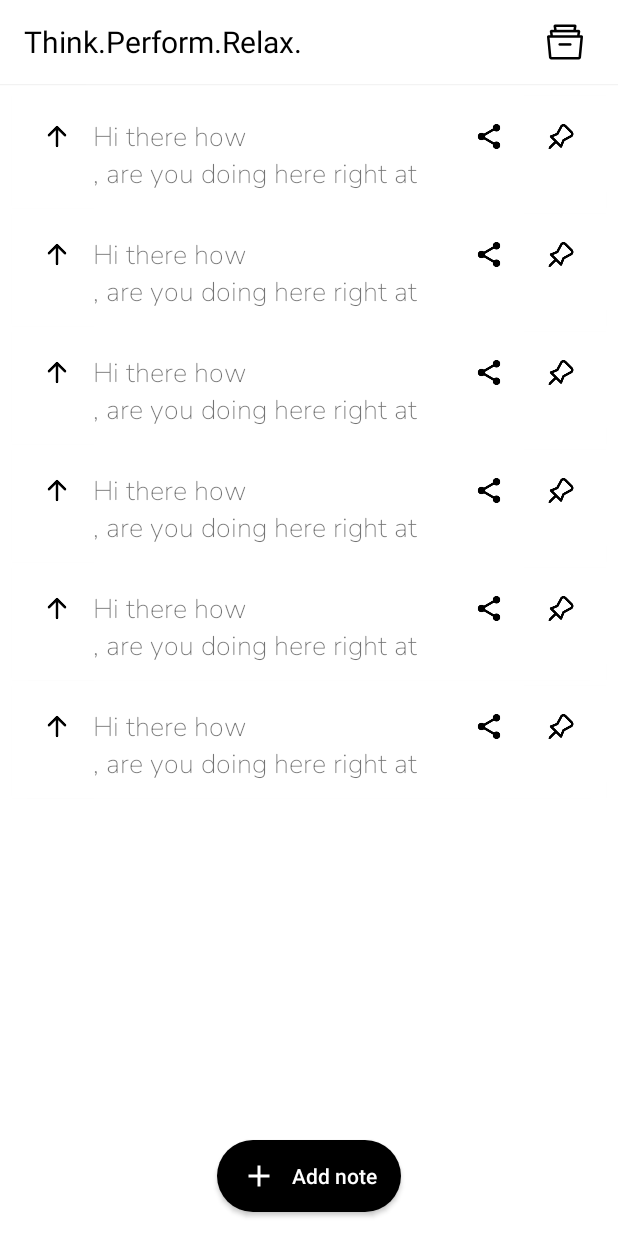
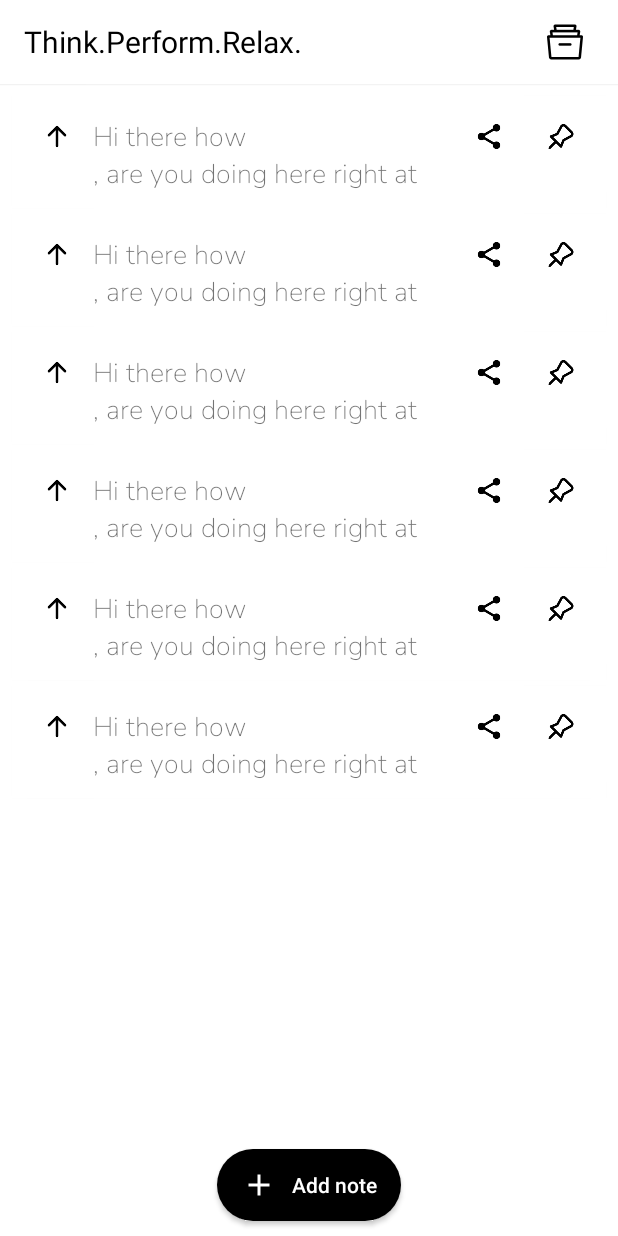
Before and after one commit to AlexFrost4u/Notes, an Android app: the layout fragment_home.xml on its own in the app's theme, with its tools: preview values and no code run, on a phone screen of 412 x 824 dp. Run offline under Robolectric (Android 15) with nearby library versions, the phone set to English and light mode, and no system bars.

Commit message:
For development

```diff
--- a/app/src/main/res/layout/fragment_detail.xml
+++ b/app/src/main/res/layout/fragment_detail.xml
@@ -76,7 +76,7 @@
             android:id="@+id/doMoreButton"
             android:layout_width="wrap_content"
             android:layout_height="wrap_content"
-            android:layout_marginBottom="16dp"
+            android:layout_marginBottom="10dp"
             android:background="@drawable/button_shape"
             android:drawableStart="@drawable/ic_baseline_add_24"
             android:drawablePadding="10dp"
--- a/app/src/main/res/layout/fragment_home.xml
+++ b/app/src/main/res/layout/fragment_home.xml
@@ -67,7 +67,7 @@
             android:id="@+id/addButton"
             android:layout_width="wrap_content"
             android:layout_height="wrap_content"
-            android:layout_marginBottom="16dp"
+            android:layout_marginBottom="10dp"
             android:background="@drawable/button_shape"
             android:drawableStart="@drawable/ic_baseline_add_24"
             android:drawablePadding="10dp"
@@ -80,6 +80,18 @@
             app:layout_constraintEnd_toEndOf="parent"
             app:layout_constraintStart_toStartOf="parent" />
 
+        <!--<View
+            android:id="@+id/viewDisableLayout"
+            android:layout_width="match_parent"
+            android:layout_height="match_parent"
+            android:background="#40000000"
+            android:clickable="true"
+            android:focusable="true"
+            app:layout_constraintBottom_toBottomOf="@id/note_grid"
+            app:layout_constraintEnd_toEndOf="@id/note_grid"
+            app:layout_constraintStart_toStartOf="@id/note_grid"
+            app:layout_constraintTop_toTopOf="@id/note_grid" />-->
+
     </androidx.constraintlayout.widget.ConstraintLayout>
 
 </layout>
```
Also changed, not shown: app/src/main/java/com/example/notes/ui/home/HomeFragment.kt (+28 -8 lines), app/src/main/java/com/example/notes/ui/home/HomeViewModel.kt (+21 -4 lines), app/src/main/java/com/example/notes/util/BindingAdapters.kt (+1 -7 lines).
